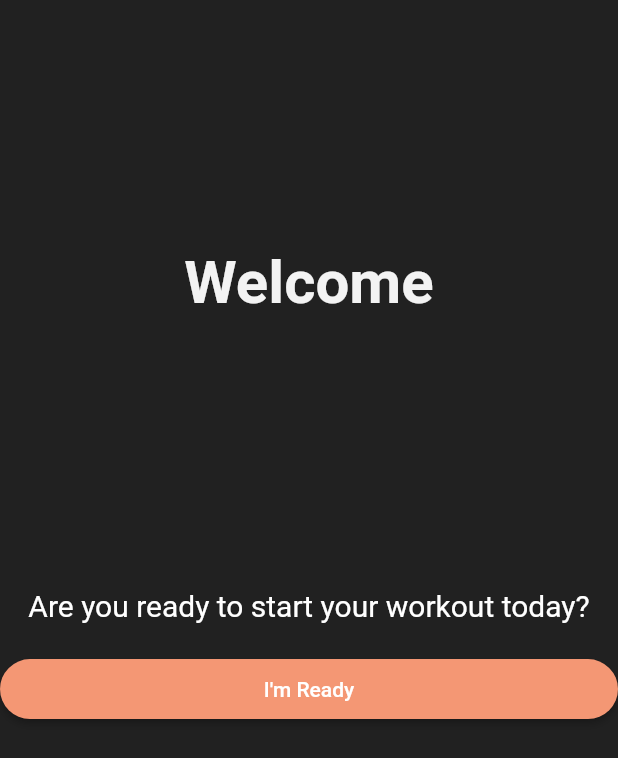
After one commit to Iann221/Workout_App, a Flutter app: the Welcome screen opened directly, on a phone screen of 412 x 824 dp. The commit adds this screen. Shown: the top 758 px of the screen. Run offline on Flutter 3.47's test engine with Material 2 defaults, Android fonts, the phone set to English and light mode, and no system bars; our stand-ins replace shared_preferences; missing offline and left inert: dart:ffi; accounts and stored records are empty; Roboto replaces fonts that are missing (NunitoSans).

Commit message:
add login, history, welcome

```diff
--- a/lib/base.dart
+++ b/lib/base.dart
@@ -2,10 +2,12 @@ import 'package:flutter/cupertino.dart';
 import 'package:flutter/material.dart';
 
 const Color backColor = Color(0xff212121);
-const Color frontColor = Colors.orange;
+const Color frontColor = Color(0xFFF49774);
+const Color fontColor = Color(0xFFF3F3F3);
 
 // assets
 const String male = "assets/male.png";
+
 
 // prefs
 const String gender = 'gender';
--- a/lib/main.dart
+++ b/lib/main.dart
@@ -1,6 +1,9 @@
 import 'package:flutter/material.dart';
 import 'package:flutter_dss/pages/home.dart';
 import 'package:flutter_dss/pages/gender.dart';
+import 'package:flutter_dss/pages/login.dart';
+import 'package:flutter_dss/pages/history.dart';
+import 'package:flutter_dss/pages/welcome.dart';
 
 void main() {
   runApp(MyApp());
@@ -14,8 +17,9 @@ class MyApp extends StatelessWidget {
       title: 'DSS gan',
       theme: ThemeData(
         primarySwatch: Colors.blue,
+        fontFamily: 'NunitoSans'
       ),
-      home: Home(),
+      home: History(),
     );
   }
 }
--- /dev/null
+++ b/lib/pages/welcome.dart
@@ -0,0 +1,132 @@
+import 'package:flutter/material.dart';
+import 'package:shared_preferences/shared_preferences.dart';
+import 'package:flutter_dss/base.dart' as base;
+import 'package:flutter_dss/pages/body.dart';
+
+class Welcome extends StatefulWidget {
+
+
+  @override
+  _WelcomeState createState() => _WelcomeState();
+}
+
+class _WelcomeState extends State<Welcome> {
+  int dayCount = 0;
+  String body = "Haki";
+
+  Future<int> getDayCount() async {
+    SharedPreferences pref = await SharedPreferences.getInstance();
+    return pref.getInt(base.daycount) ?? 0;
+  }
+
+  Future<String> getBody() async {
+    SharedPreferences pref = await SharedPreferences.getInstance();
+    return pref.getString(base.body) ?? "";
+  }
+
+  Widget _teks(){
+    if (dayCount<=7){
+      return Text(
+          'Day ${dayCount} of $body Workout',
+          textAlign: TextAlign.center,
+          style: TextStyle(
+              color: base.fontColor,
+              fontSize: 40,
+              fontWeight: FontWeight.bold
+          )
+      );
+    } else {
+      return Text(
+          'Please create new workout',
+          textAlign: TextAlign.center,
+          style: TextStyle(
+              color: Colors.white,
+              fontSize: 40,
+              fontWeight: FontWeight.bold
+          )
+      );
+    }
+  }
+
+  @override
+  void initState() {
+    super.initState();
+    getDayCount().then((n){
+      dayCount = n;
+      setState(() {});
+    });
+    getBody().then((m){
+      body = m;
+      setState(() {});
+    });
+  }
+
+  @override
+  Widget build(BuildContext context) {
+    var screenWidth = MediaQuery.of(context).size.width;
+    var screenHeight = MediaQuery.of(context).size.height;
+    return Scaffold(
+        body: SafeArea(
+            child: Container(
+                color: base.backColor,
+                child: Column(
+                  children: [
+                    Padding(
+                      padding: EdgeInsets.fromLTRB(
+                          10,
+                          MediaQuery.of(context).size.height / 5,
+                          10,
+                          MediaQuery.of(context).size.height / 40),
+                      child: Text(
+                          "Welcome",
+                          textAlign: TextAlign.center,
+                          style: TextStyle(
+                              color: base.fontColor,
+                              fontSize: 40,
+                              fontWeight: FontWeight.bold
+                          )),
+                    ),
+                    Padding(
+                        padding: EdgeInsets.symmetric(vertical:80.0)
+                    ),
+                    Text(
+                        'Are you ready to start your workout today?',
+                        textAlign: TextAlign.center,
+                        style: TextStyle(
+                            color: Colors.white,
+                            fontSize: 20,
+
+                        )
+                    ),
+                    Padding(
+                      padding: EdgeInsets.symmetric(vertical:10.0)
+                    ),
+
+                    // I'm Ready
+                    ElevatedButton(
+                      onPressed: () async {
+                        dayCount++;
+                        SharedPreferences pref = await SharedPreferences.getInstance();
+                        pref.setInt(base.daycount, dayCount);
+                        setState(() {
+                          dayCount = pref.getInt(base.daycount) ?? 0;
+                        });
+                        print('nambah 1 hari');
+                      },
+                      child: Text("I'm Ready"),
+                      style: ElevatedButton.styleFrom(
+                        primary: base.frontColor,
+                        fixedSize: Size(MediaQuery.of(context).size.height*0.9, 40),
+                        shape: RoundedRectangleBorder(
+                          borderRadius: BorderRadius.circular(20),
+                        ),
+                      ),
+                    ),
+
+                  ]
+                ),
+              ),
+        ),
+    );
+  }
+}
--- a/pubspec.yaml
+++ b/pubspec.yaml
@@ -24,6 +24,7 @@ dependencies:
   flutter:
     sdk: flutter
   shared_preferences: ^2.0.8
+  google_fonts: ^2.1.0
 
 
   # The following adds the Cupertino Icons font to your application.
@@ -61,6 +62,10 @@ flutter:
   # "family" key with the font family name, and a "fonts" key with a
   # list giving the asset and other descriptors for the font. For
   # example:
+fonts:
+  - family: NunitoSans
+    fonts:
+      - asset: fonts/NunitoSans-Regular.ttf
   # fonts:
   #   - family: Schyler
   #     fonts:
```
Also changed, not shown: lib/historycard.dart (added, +18 -0 lines), lib/pages/history.dart (added, +214 -0 lines), lib/pages/login.dart (added, +97 -0 lines), assets/abs.png (added), assets/arm.png (added), assets/female.png (added), assets/leg.png (added), fonts/NunitoSans-Bold.ttf (added), fonts/NunitoSans-Regular.ttf (added), pubspec.lock.
